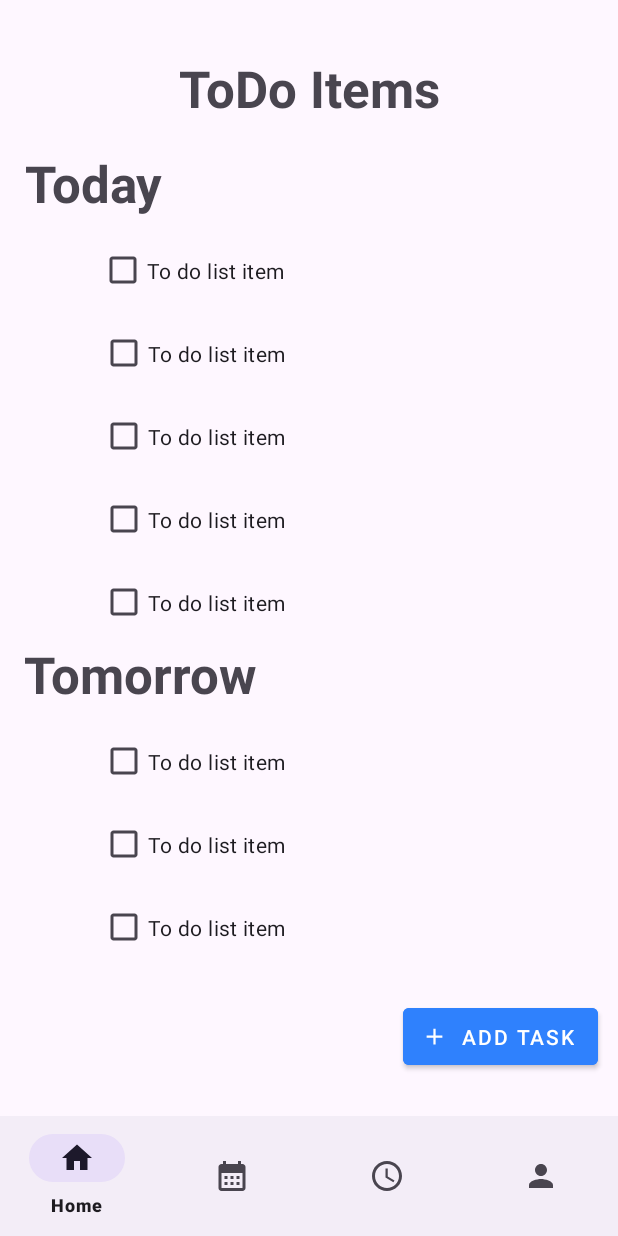
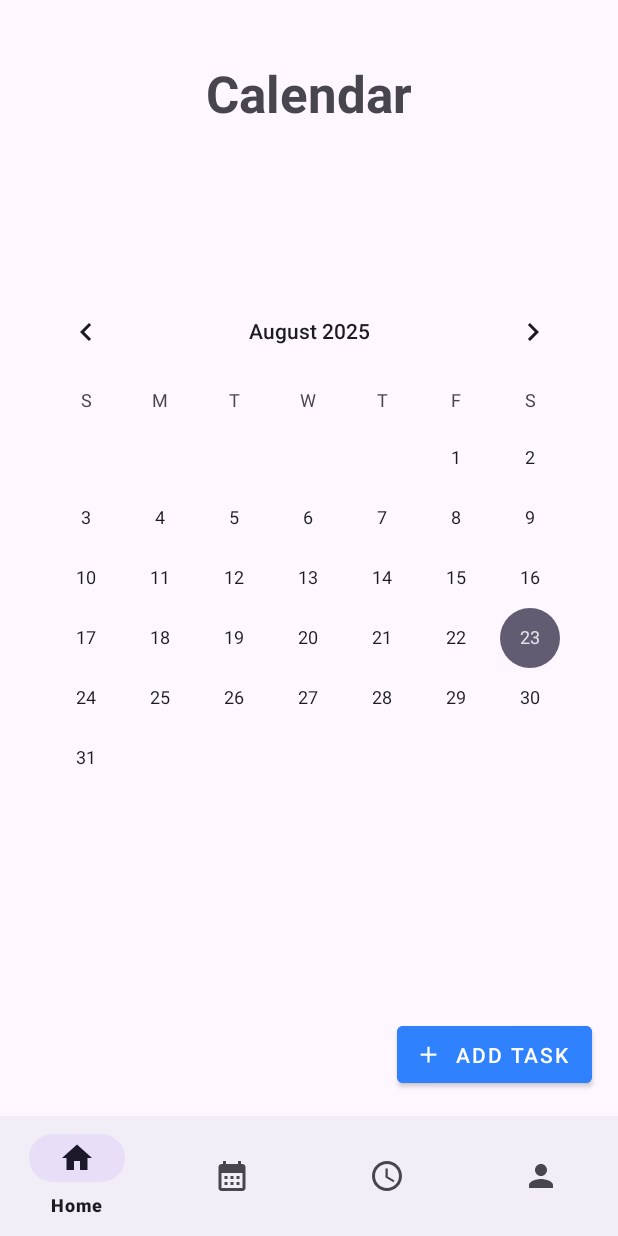
Before and after one commit to DimanthaPB/ToDoApp_MadExam02, an Android app: the fragment Calendar placed in its activity, on a phone screen of 412 x 824 dp. Run offline under Robolectric (Android 15) with nearby library versions, the phone set to English and light mode, and no system bars.

Commit message:
second commit

```diff
--- a/app/src/main/java/com/example/labexam2/Calendar.kt
+++ b/app/src/main/java/com/example/labexam2/Calendar.kt
@@ -36,10 +36,10 @@ class Calendar : Fragment() {
         savedInstanceState: Bundle?
     ): View? {
         /// Inflate your layout
-        val view = inflater.inflate(R.layout.fragment_home, container, false)
+        val view = inflater.inflate(R.layout.fragment_calendar, container, false)
 
         // Find Button
-        val createTaskButton: Button = view.findViewById(R.id.addTaskButton)
+        val createTaskButton: Button = view.findViewById(R.id.button2)
 
         // Set OnClickListener
         createTaskButton.setOnClickListener {
--- a/app/src/main/res/layout/fragment_calendar.xml
+++ b/app/src/main/res/layout/fragment_calendar.xml
@@ -34,8 +34,8 @@
             app:layout_constraintBottom_toBottomOf="parent"
             app:layout_constraintEnd_toEndOf="parent"
             app:layout_constraintHorizontal_bias="0.939"
-            app:layout_constraintStart_toStartOf="parent"
-            app:layout_constraintTop_toBottomOf="@+id/checkBox8" />
+            app:layout_constraintStart_toStartOf="parent"/>
+
 
         <TextView
             android:id="@+id/textView8"
```
